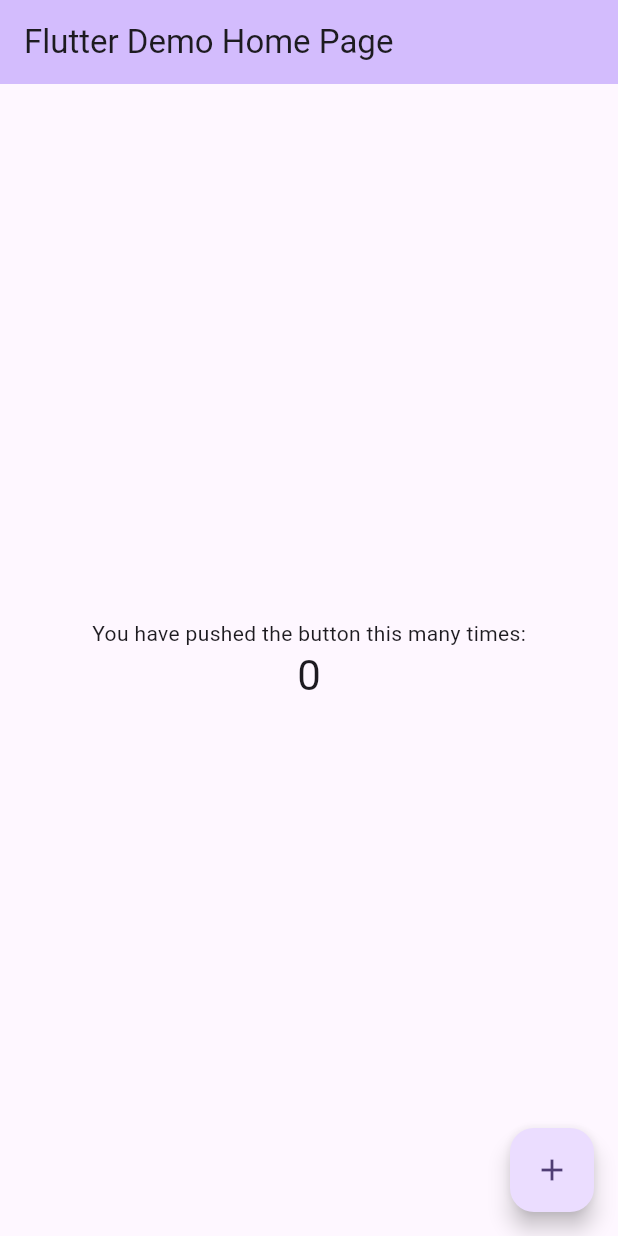
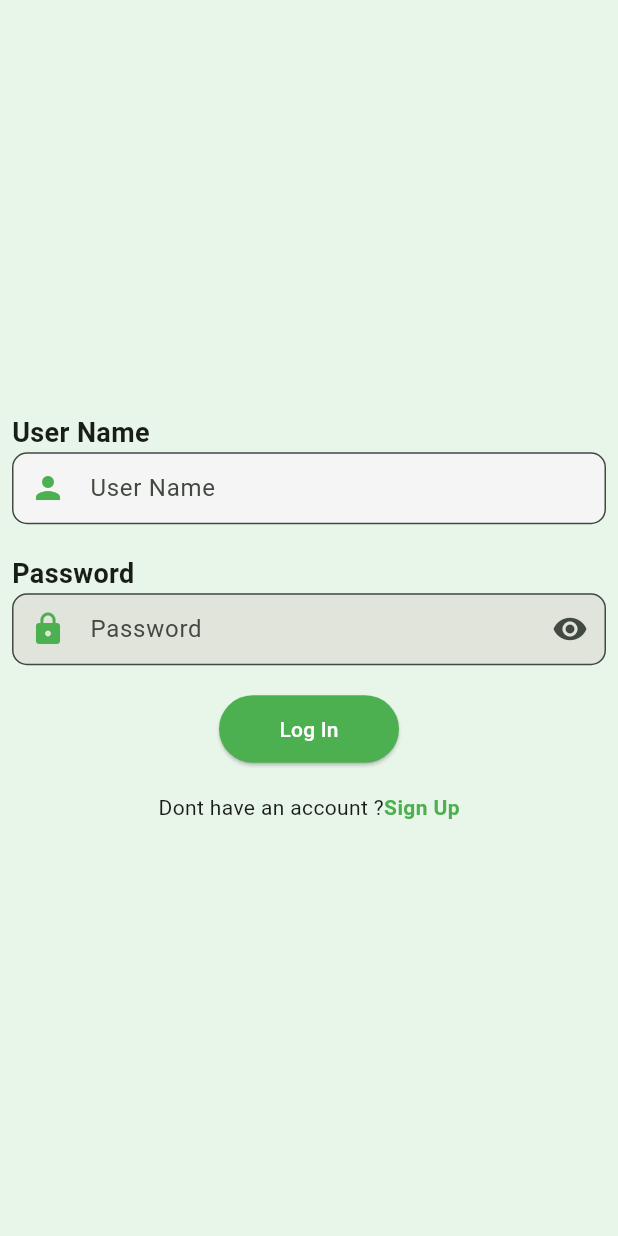
Before and after one commit to mohanta123/yatri-RSOT, a Flutter app: the screen it shows after launch, on a phone screen of 412 x 824 dp. Run offline on Flutter 3.47's test engine with Material 2 defaults, Android fonts, the phone set to English and light mode, and no system bars; missing offline and left inert: qr_code_scanner.

Commit message:
Ralesh 04  9:58 PM

```diff
--- /dev/null
+++ b/lib/Screen/login_screen.dart
@@ -0,0 +1,133 @@
+import 'package:flutter/cupertino.dart';
+import 'package:flutter/material.dart';
+import 'package:yatri_rsot/Screen/sign_up_screen.dart';
+import 'home_screen.dart';
+class Login_Screen extends StatefulWidget {
+  const Login_Screen({super.key});
+  @override
+  State<Login_Screen> createState() => _Login_ScreenState();
+}
+class _Login_ScreenState extends State<Login_Screen> {
+  Color getColor(Set<MaterialState> states) {
+    const Set<MaterialState> interactiveStates = <MaterialState>{
+      MaterialState.pressed,
+      MaterialState.hovered,
+      MaterialState.focused,
+    };
+    if (states.any(interactiveStates.contains)) {
+      return Colors.indigo;
+    }
+    return Colors.indigo;
+  }
+  bool passwordVisible = true;
+  void initSate() {
+    super.initState();
+    passwordVisible = false;
+  }
+  @override
+  Widget build(BuildContext context) {
+    double deviceHeight = MediaQuery.of(context).size.height;
+    double deviceWidth = MediaQuery.of(context).size.width;
+    return Scaffold(
+      backgroundColor: Colors.green[50],
+      body: Padding(
+        padding: const EdgeInsets.all(8.0),
+        child: Column(
+          mainAxisAlignment: MainAxisAlignment.center,
+          crossAxisAlignment: CrossAxisAlignment.start,
+          children: [
+            Text("User Name",style: TextStyle(fontWeight: FontWeight.bold,fontSize: 18),),
+            TextField(
+              decoration: InputDecoration(
+                contentPadding: EdgeInsets.symmetric(vertical: 5),
+                prefixIcon: Icon(
+                  Icons.person,color: Colors.green,
+                ),
+                fillColor: Colors.grey.shade100,
+                filled: true,
+                hintText: '',
+                labelText: "User Name",
+                border: OutlineInputBorder(
+                  borderRadius: BorderRadius.circular(10),
+                ),
+              ),
+            ),
+            SizedBox(height: 20,),
+            Text("Password",style: TextStyle(fontSize: 18,fontWeight: FontWeight.bold),),
+            TextField(
+              obscureText: passwordVisible,
+              decoration: InputDecoration(
+                contentPadding: EdgeInsets.symmetric(vertical: 5),
+                prefixIcon: Icon(
+                  Icons.lock,color: Colors.green,
+                ),
+                hintText: "Password",
+                border: OutlineInputBorder(
+                  borderRadius: BorderRadius.circular(10),
+                ),
+                labelText: "Password",
+                //helperText: "Password must contain special character",
+                helperStyle: TextStyle(color: Colors.indigo[900]),
+                suffixIcon: IconButton(
+                  icon: Icon(passwordVisible
+                      ? Icons.visibility
+                      : Icons.visibility_off),
+                  onPressed: () {
+                    setState(
+                          () {
+                        passwordVisible = !passwordVisible;
+                      },
+                    );
+                  },
+                ),
+                alignLabelWithHint: false,
+                filled: true,
+              ),
+              keyboardType: TextInputType.visiblePassword,
+              textInputAction: TextInputAction.done,
+            ),
+            SizedBox(height: 20,),
+            Center(
+              child: Column(
+                children: [
+                  Container(
+                    height: 45,
+                      width: 120,
+                      child: ElevatedButton(
+                        style: ElevatedButton.styleFrom(backgroundColor: Colors.green),
+                          onPressed: (){
+                            Navigator.push(
+                              context,
+                              MaterialPageRoute(
+                                  builder: (builder) => Home_screen()),
+                            );
+                          }, child: const Text("Log In",style: TextStyle(color: Colors.white),)),
+                  ),
+                  SizedBox(height: 20,),
+                  Row(
+                    mainAxisAlignment: MainAxisAlignment.center,
+                    crossAxisAlignment: CrossAxisAlignment.center,
+                    children: [
+                      Text("Dont have an account ?"),
+                      InkWell(
+                        onTap: (){
+                          Navigator.push(
+                            context,
+                            MaterialPageRoute(
+                                builder: (builder) => Sign_UP_Screen()),
+                          );
+
+                        },
+                          child: Text("Sign Up",style: TextStyle(fontWeight: FontWeight.bold,color: Colors.green),))
+                    ],
+                  ),
+                ],
+              ),
+            ),
+          ],
+        ),
+      ),
+
+    );
+  }
+}
--- a/lib/main.dart
+++ b/lib/main.dart
@@ -1,4 +1,6 @@
 import 'package:flutter/material.dart';
+
+import 'Screen/login_screen.dart';
 
 void main() {
   runApp(const MyApp());
@@ -7,119 +9,17 @@ void main() {
 class MyApp extends StatelessWidget {
   const MyApp({super.key});
 
-  // This widget is the root of your application.
   @override
   Widget build(BuildContext context) {
     return MaterialApp(
+      debugShowCheckedModeBanner: false,
       title: 'Flutter Demo',
       theme: ThemeData(
-        // This is the theme of your application.
-        //
-        // TRY THIS: Try running your application with "flutter run". You'll see
-        // the application has a blue toolbar. Then, without quitting the app,
-        // try changing the seedColor in the colorScheme below to Colors.green
-        // and then invoke "hot reload" (save your changes or press the "hot
-        // reload" button in a Flutter-supported IDE, or press "r" if you used
-        // the command line to start the app).
-        //
-        // Notice that the counter didn't reset back to zero; the application
-        // state is not lost during the reload. To reset the state, use hot
-        // restart instead.
-        //
-        // This works for code too, not just values: Most code changes can be
-        // tested with just a hot reload.
-        colorScheme: ColorScheme.fromSeed(seedColor: Colors.deepPurple),
+
+        colorScheme: ColorScheme.fromSeed(seedColor: Colors.green),
         useMaterial3: true,
       ),
-      home: const MyHomePage(title: 'Flutter Demo Home Page'),
+      home: const Login_Screen(),
     );
   }
 }
-
-class MyHomePage extends StatefulWidget {
-  const MyHomePage({super.key, required this.title});
-
-  // This widget is the home page of your application. It is stateful, meaning
-  // that it has a State object (defined below) that contains fields that affect
-  // how it looks.
-
-  // This class is the configuration for the state. It holds the values (in this
-  // case the title) provided by the parent (in this case the App widget) and
-  // used by the build method of the State. Fields in a Widget subclass are
-  // always marked "final".
-
-  final String title;
-
-  @override
-  State<MyHomePage> createState() => _MyHomePageState();
-}
-
-class _MyHomePageState extends State<MyHomePage> {
-  int _counter = 0;
-
-  void _incrementCounter() {
-    setState(() {
-      // This call to setState tells the Flutter framework that something has
-      // changed in this State, which causes it to rerun the build method below
-      // so that the display can reflect the updated values. If we changed
-      // _counter without calling setState(), then the build method would not be
-      // called again, and so nothing would appear to happen.
-      _counter++;
-    });
-  }
-
-  @override
-  Widget build(BuildContext context) {
-    // This method is rerun every time setState is called, for instance as done
-    // by the _incrementCounter method above.
-    //
-    // The Flutter framework has been optimized to make rerunning build methods
-    // fast, so that you can just rebuild anything that needs updating rather
-    // than having to individually change instances of widgets.
-    return Scaffold(
-      appBar: AppBar(
-        // TRY THIS: Try changing the color here to a specific color (to
-        // Colors.amber, perhaps?) and trigger a hot reload to see the AppBar
-        // change color while the other colors stay the same.
-        backgroundColor: Theme.of(context).colorScheme.inversePrimary,
-        // Here we take the value from the MyHomePage object that was created by
-        // the App.build method, and use it to set our appbar title.
-        title: Text(widget.title),
-      ),
-      body: Center(
-        // Center is a layout widget. It takes a single child and positions it
-        // in the middle of the parent.
-        child: Column(
-          // Column is also a layout widget. It takes a list of children and
-          // arranges them vertically. By default, it sizes itself to fit its
-          // children horizontally, and tries to be as tall as its parent.
-          //
-          // Column has various properties to control how it sizes itself and
-          // how it positions its children. Here we use mainAxisAlignment to
-          // center the children vertically; the main axis here is the vertical
-          // axis because Columns are vertical (the cross axis would be
-          // horizontal).
-          //
-          // TRY THIS: Invoke "debug painting" (choose the "Toggle Debug Paint"
-          // action in the IDE, or press "p" in the console), to see the
-          // wireframe for each widget.
-          mainAxisAlignment: MainAxisAlignment.center,
-          children: <Widget>[
-            const Text(
-              'You have pushed the button this many times:',
-            ),
-            Text(
-              '$_counter',
-              style: Theme.of(context).textTheme.headlineMedium,
-            ),
-          ],
-        ),
-      ),
-      floatingActionButton: FloatingActionButton(
-        onPressed: _incrementCounter,
-        tooltip: 'Increment',
-        child: const Icon(Icons.add),
-      ), // This trailing comma makes auto-formatting nicer for build methods.
-    );
-  }
-}
--- a/pubspec.yaml
+++ b/pubspec.yaml
@@ -30,11 +30,10 @@ environment:
 dependencies:
   flutter:
     sdk: flutter
-
-
   # The following adds the Cupertino Icons font to your application.
   # Use with the CupertinoIcons class for iOS style icons.
   cupertino_icons: ^1.0.2
+  qr_code_scanner:
 
 dev_dependencies:
   flutter_test:
```
Also changed, not shown: lib/Screen/home_screen.dart (added, +59 -0 lines), lib/Screen/sign_up_screen.dart (added, +112 -0 lines), pubspec.lock, 1 other file.
